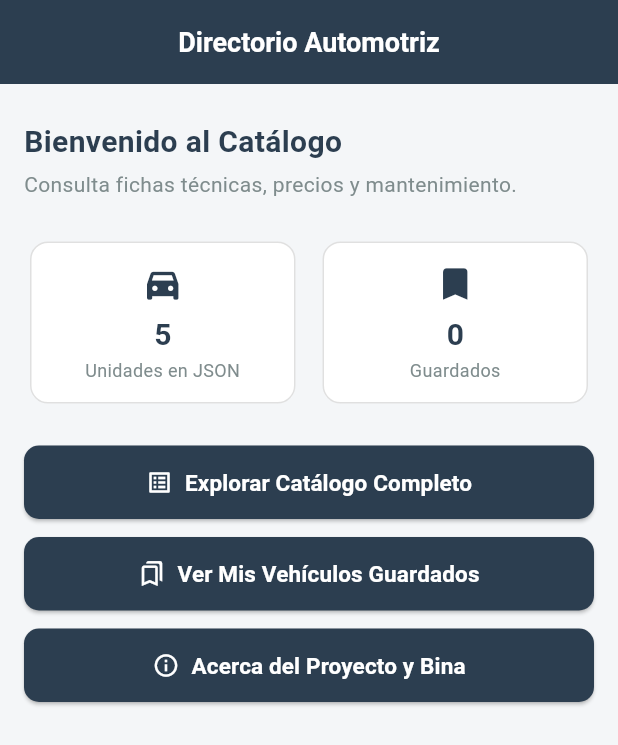
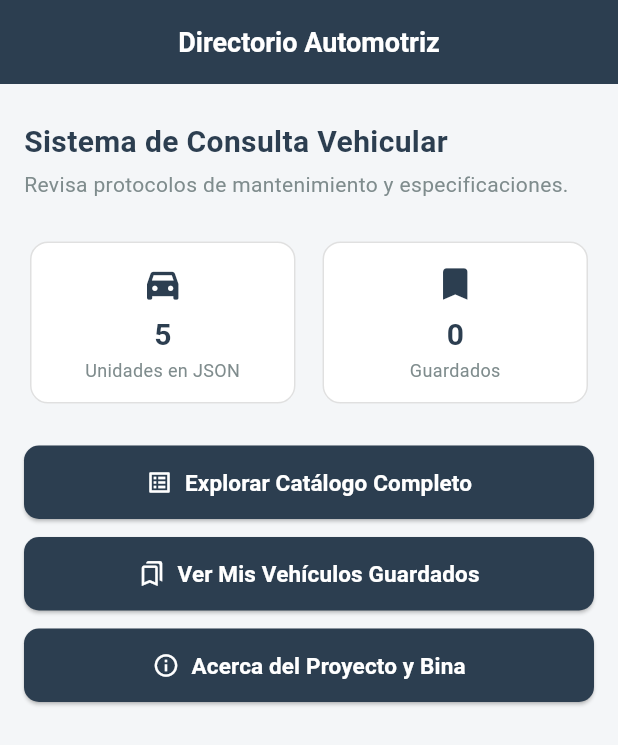
Before and after one commit to IsaiasBrayanLopez/proyecto_final, a Flutter app: the screen it shows after launch, on a phone screen of 412 x 824 dp. Shown: the top 745 px of the screen. Run offline on Flutter 3.47's test engine with Material 3 defaults, Android fonts, the phone set to English and light mode, and no system bars.

Commit message:
feat: actualizacion de titulos por programador B

```diff
--- a/lib/screens/home_screen.dart
+++ b/lib/screens/home_screen.dart
@@ -59,8 +59,8 @@ class _HomeScreenState extends State<HomeScreen> {
               crossAxisAlignment: CrossAxisAlignment.start,
               children: [
                 const SectionHeader(
-                  title: 'Bienvenido al Catálogo',
-                  subtitle: 'Consulta fichas técnicas, precios y mantenimiento.',
+                  title: 'Sistema de Consulta Vehicular',
+                  subtitle: 'Revisa protocolos de mantenimiento y especificaciones.',
                 ),
                 const SizedBox(height: 16),
                 Row(
```
